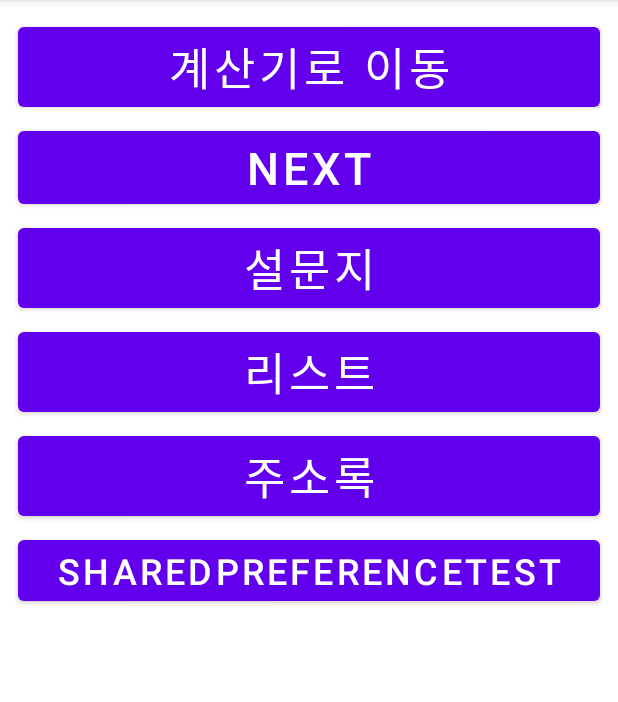
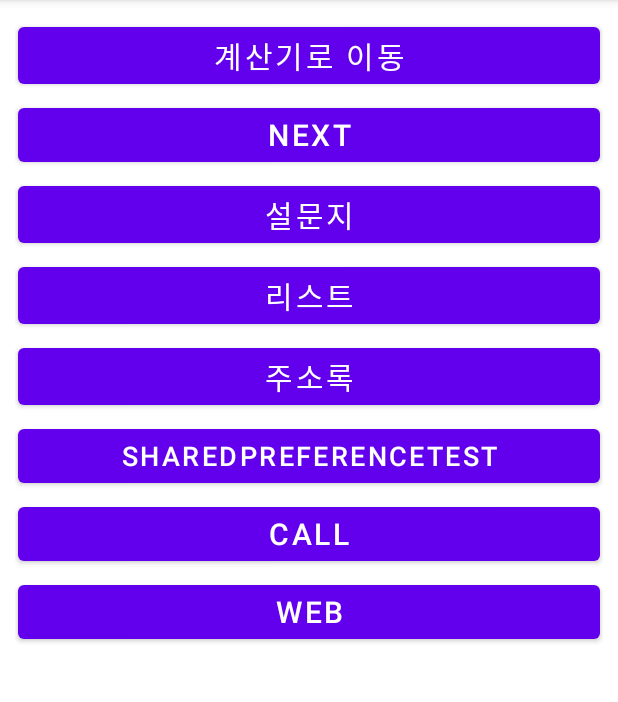
Before and after one commit to das0166/android, an Android app: the screen it shows after launch (MainActivity), on a phone screen of 412 x 824 dp, the part 84-786 px from its top. Run offline under Robolectric (Android 15) with nearby library versions, the phone set to English and light mode, and no system bars.

Commit message:
[2022-04-29]webview에 관한 내용 학습

```diff
--- a/app/src/main/java/com/daelim/MainActivity.java
+++ b/app/src/main/java/com/daelim/MainActivity.java
@@ -1,6 +1,7 @@
 package com.daelim;
 
 import android.content.Intent;
+import android.net.Uri;
 import android.os.Bundle;
 import android.view.View;
 import android.widget.Button;
@@ -26,6 +27,8 @@ public class MainActivity extends AppCompatActivity {
         Button bt_list = findViewById(R.id.bt_list);
         Button bt_custom = findViewById(R.id.bt_custom);
         Button bt_shared = findViewById(R.id.bt_shared);
+        Button bt_call = findViewById(R.id.bt_call);
+        Button bt_web = findViewById(R.id.bt_web);
         bu_cal.setOnClickListener(new View.OnClickListener() {
             @Override
             public void onClick(View view) {
@@ -74,5 +77,21 @@ public class MainActivity extends AppCompatActivity {
                 finish();
             }
         });
+        bt_call.setOnClickListener(new View.OnClickListener(){
+            @Override
+            public void onClick(View view) {
+                Intent i = new Intent(Intent.ACTION_DIAL);
+                i.setData(Uri.parse("tel:010-2345-1234"));
+                startActivity(i);
+            }
+        });
+        bt_web.setOnClickListener(new View.OnClickListener(){
+            @Override
+            public void onClick(View view) {
+                Intent intent = new Intent(MainActivity.this,WebActivity.class);
+                startActivity(intent);
+                finish();
+            }
+        });
     }
 }
--- a/app/src/main/res/layout/activity_main.xml
+++ b/app/src/main/res/layout/activity_main.xml
@@ -19,7 +19,7 @@
             android:layout_margin="2dp"
             android:id="@+id/cacul"
             android:text="@string/cal"
-            android:textSize="30dp"
+            android:textSize="20dp"
             />
         <Button
             android:id="@+id/next"
@@ -28,14 +28,14 @@
             android:layout_margin="2dp"
             android:layout_weight="0.25"
             android:text="NEXT"
-            android:textSize="30dp" />
+            android:textSize="20dp" />
 
         <Button
             android:id="@+id/bt_go_research"
             android:layout_width="match_parent"
             android:layout_height="wrap_content"
             android:text="설문지"
-            android:textSize="30dp"
+            android:textSize="20dp"
             android:layout_margin="2dp"
             android:layout_weight="0.25"
             />
@@ -44,7 +44,7 @@
             android:layout_width="match_parent"
             android:layout_height="wrap_content"
             android:text="리스트"
-            android:textSize="30dp"
+            android:textSize="20dp"
             android:layout_margin="2dp"
             android:layout_weight="0.25"
             />
@@ -53,7 +53,7 @@
             android:layout_width="match_parent"
             android:layout_height="wrap_content"
             android:text="주소록"
-            android:textSize="30dp"
+            android:textSize="20dp"
             android:layout_margin="2dp"
             android:layout_weight="0.25"
             />
@@ -62,7 +62,25 @@
             android:layout_width="match_parent"
             android:layout_height="wrap_content"
             android:text="sharedPreferenceTest"
-            android:textSize="24dp"
+            android:textSize="18dp"
+            android:layout_margin="2dp"
+            android:layout_weight="0.25"
+            />
+        <Button
+            android:id="@+id/bt_call"
+            android:layout_width="match_parent"
+            android:layout_height="wrap_content"
+            android:text="CALL"
+            android:textSize="20dp"
+            android:layout_margin="2dp"
+            android:layout_weight="0.25"
+            />
+        <Button
+            android:id="@+id/bt_web"
+            android:layout_width="match_parent"
+            android:layout_height="wrap_content"
+            android:text="Web"
+            android:textSize="20dp"
             android:layout_margin="2dp"
             android:layout_weight="0.25"
             />
```
Also changed, not shown: app/src/main/AndroidManifest.xml (+8 -1 lines), app/src/main/java/com/daelim/WebActivity.java (added, +50 -0 lines), app/src/main/res/layout/activity_web.xml (added, +28 -0 lines).
